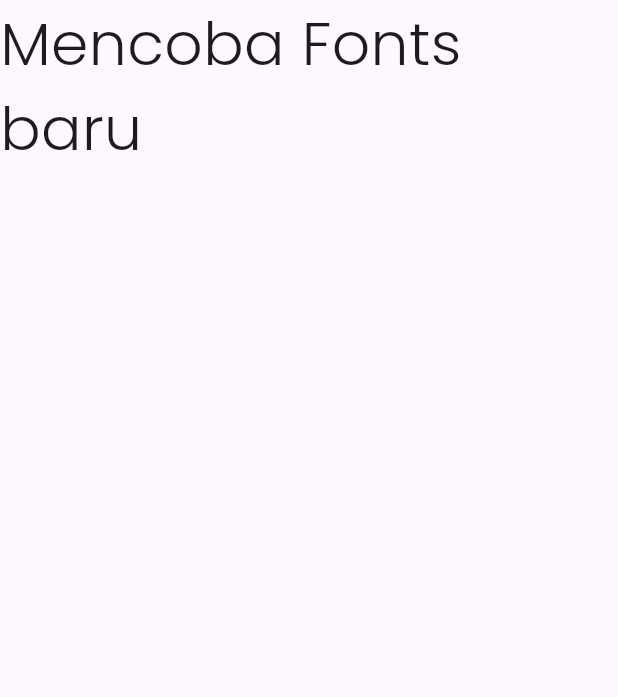
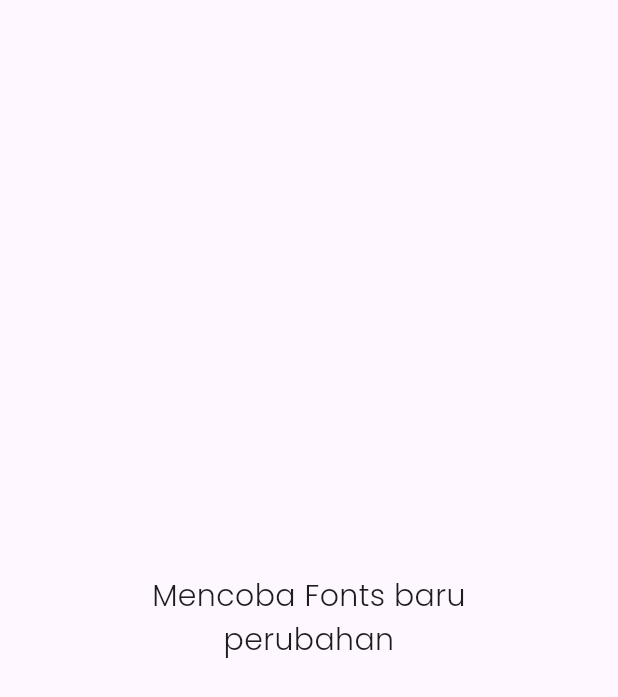
Before and after one commit to RulyOctareza/designtocode, a Flutter app: the screen it shows after launch, on a phone screen of 412 x 824 dp. Shown: the top 697 px of the screen. Run offline on Flutter 3.47's test engine with Material 3 defaults, Android fonts, the phone set to English and light mode, and no system bars; our stand-ins replace google_fonts.

Commit message:
aku rubah fonts

```diff
--- a/lib/chatty.dart
+++ b/lib/chatty.dart
@@ -9,13 +9,23 @@ class Chatty extends StatelessWidget {
     return Scaffold(
       body: SafeArea(
           child: Column(
+        mainAxisAlignment: MainAxisAlignment.center,
+        crossAxisAlignment: CrossAxisAlignment.stretch,
         children: [
           Text(
             'Mencoba Fonts baru',
             style: GoogleFonts.poppins(
                 textStyle:
-                    const TextStyle(fontSize: 40, fontWeight: FontWeight.w300)),
-          )
+                    const TextStyle(fontSize: 20, fontWeight: FontWeight.w300)),
+            textAlign: TextAlign.center,
+          ),
+          Text(
+            'perubahan',
+            style: GoogleFonts.poppins(
+                textStyle:
+                    const TextStyle(fontSize: 20, fontWeight: FontWeight.w300)),
+            textAlign: TextAlign.center,
+          ),
         ],
       )),
     );
```
